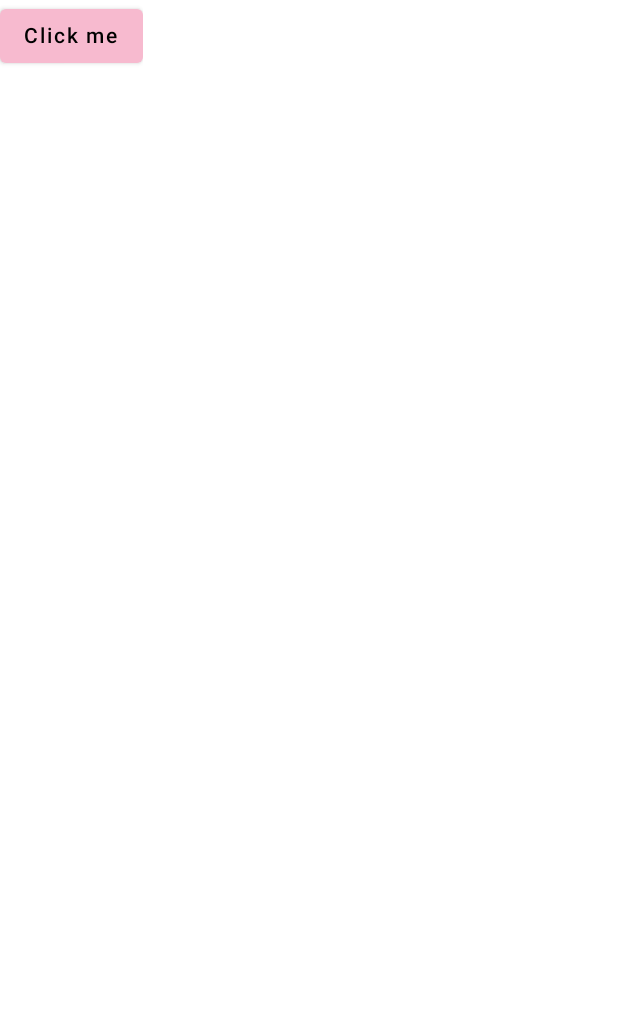
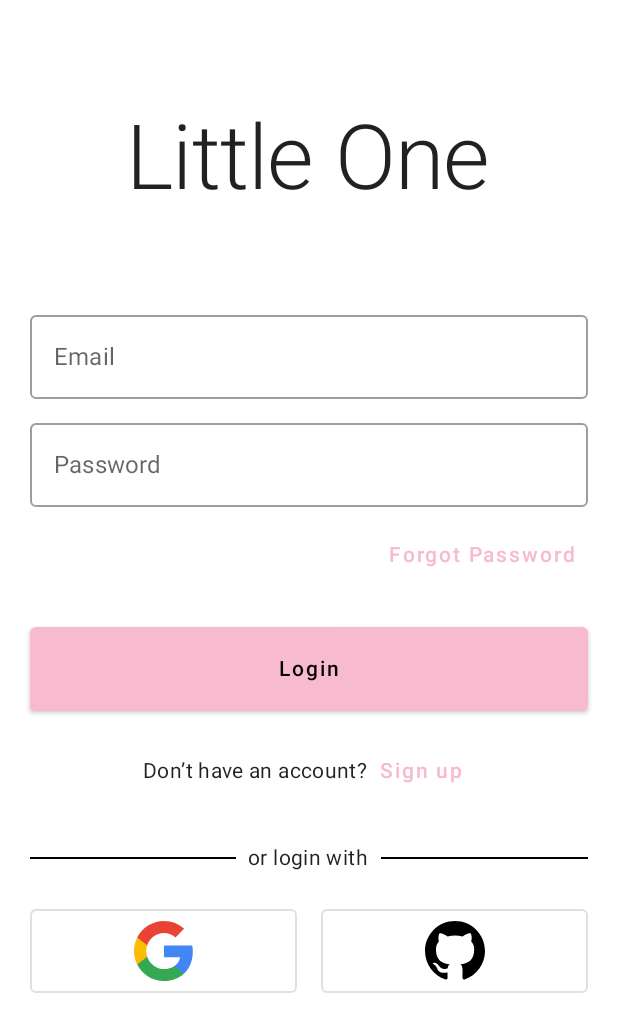
Before and after one commit to sloaner/LittleOne, an Android app built with Jetpack Compose: the screen it shows after launch (MainActivity), on a phone screen of 412 x 824 dp. Shown: the top 1032 px of the screen. Run offline under Robolectric (Android 15) with nearby library versions, the phone set to English and light mode, and no system bars; our stand-ins replace Firebase (no records; nobody signed in at launch, a user with empty details on screens opened directly), accompanist.

Commit message:
Login Screen design

```diff
--- a/app/src/main/java/com/jsloane/littleone/ui/view/login/LoginScreen.kt
+++ b/app/src/main/java/com/jsloane/littleone/ui/view/login/LoginScreen.kt
@@ -1,22 +1,152 @@
 package com.jsloane.littleone.ui.view.login
 
 import android.content.res.Configuration
+import androidx.compose.foundation.Image
+import androidx.compose.foundation.background
+import androidx.compose.foundation.layout.Arrangement
+import androidx.compose.foundation.layout.Box
+import androidx.compose.foundation.layout.Column
+import androidx.compose.foundation.layout.Row
+import androidx.compose.foundation.layout.fillMaxWidth
+import androidx.compose.foundation.layout.height
+import androidx.compose.foundation.layout.padding
 import androidx.compose.material.Button
+import androidx.compose.material.MaterialTheme
+import androidx.compose.material.OutlinedTextField
+import androidx.compose.material.Surface
 import androidx.compose.material.Text
+import androidx.compose.material.TextButton
 import androidx.compose.runtime.Composable
+import androidx.compose.ui.Alignment
+import androidx.compose.ui.Modifier
+import androidx.compose.ui.graphics.ColorFilter
+import androidx.compose.ui.res.painterResource
+import androidx.compose.ui.res.stringResource
 import androidx.compose.ui.tooling.preview.Preview
+import androidx.compose.ui.unit.dp
+import com.jsloane.littleone.R
 import com.jsloane.littleone.navigation.MainActions
 import com.jsloane.littleone.ui.theme.LittleOneTheme
 
 @Composable
 fun LoginScreen(actions: MainActions? = null) {
-    Button(onClick = { actions?.gotoFeed?.invoke() }) {
-        Text(text = "Click me")
+    Surface {
+        Column(
+            modifier = Modifier.padding(horizontal = 20.dp, vertical = 10.dp),
+            horizontalAlignment = Alignment.CenterHorizontally
+        ) {
+            Text(
+                modifier = Modifier.padding(vertical = 60.dp),
+                text = stringResource(id = R.string.app_name),
+                style = MaterialTheme.typography.h2
+            )
+            OutlinedTextField(
+                modifier = Modifier
+                    .fillMaxWidth()
+                    .padding(bottom = 8.dp),
+                value = "",
+                onValueChange = {},
+                label = { Text("Email") }
+            )
+            OutlinedTextField(
+                modifier = Modifier
+                    .fillMaxWidth()
+                    .padding(bottom = 8.dp),
+                value = "",
+                onValueChange = {},
+                label = { Text("Password") }
+            )
+            TextButton(
+                modifier = Modifier
+                    .align(Alignment.End)
+                    .padding(bottom = 24.dp),
+                onClick = {}
+            ) {
+                Text("Forgot Password")
+            }
+            Button(
+                modifier = Modifier
+                    .fillMaxWidth()
+                    .padding(bottom = 16.dp)
+                    .height(56.dp),
+                onClick = { actions?.gotoFeed?.invoke() }
+            ) {
+                Text(text = "Login")
+            }
+            Row(
+                verticalAlignment = Alignment.CenterVertically
+            ) {
+                Text(
+                    text = "Don’t have an account?",
+                    style = MaterialTheme.typography.body2
+                )
+                TextButton(
+                    onClick = {}
+                ) {
+                    Text(text = "Sign up")
+                }
+            }
+            Row(
+                modifier = Modifier
+                    .fillMaxWidth()
+                    .padding(vertical = 16.dp),
+                verticalAlignment = Alignment.CenterVertically
+            ) {
+                Box(
+                    modifier = Modifier
+                        .height(1.dp)
+                        .background(MaterialTheme.colors.onSurface)
+                        .weight(1f)
+                )
+                Text(
+                    modifier = Modifier.padding(8.dp),
+                    text = "or login with",
+                    style = MaterialTheme.typography.body2
+                )
+                Box(
+                    modifier = Modifier
+                        .height(1.dp)
+                        .background(MaterialTheme.colors.onSurface)
+                        .weight(1f)
+                )
+            }
+            Row(
+                modifier = Modifier
+                    .fillMaxWidth()
+                    .padding(bottom = 32.dp),
+                horizontalArrangement = Arrangement.spacedBy(16.dp),
+                verticalAlignment = Alignment.CenterVertically
+            ) {
+                ThirdPartyLoginButton(
+                    Modifier
+                        .height(56.dp)
+                        .fillMaxWidth(1f)
+                        .weight(1f)
+                ) {
+                    Image(
+                        painter = painterResource(id = R.drawable.img_logo_google),
+                        contentDescription = null
+                    )
+                }
+                ThirdPartyLoginButton(
+                    Modifier
+                        .height(56.dp)
+                        .fillMaxWidth(1f)
+                        .weight(1f)
+                ) {
+                    Image(
+                        painter = painterResource(id = R.drawable.img_logo_github),
+                        contentDescription = null,
+                        colorFilter = ColorFilter.tint(MaterialTheme.colors.onSurface)
+                    )
+                }
+            }
+        }
     }
 }
 
-@Preview
-@Preview(uiMode = Configuration.UI_MODE_NIGHT_YES)
+@Preview(showSystemUi = true)
+@Preview(uiMode = Configuration.UI_MODE_NIGHT_YES, showSystemUi = true)
 @Composable
 private fun Preview() {
     LittleOneTheme {
--- /dev/null
+++ b/app/src/main/java/com/jsloane/littleone/ui/view/login/ThirdPartyLoginButton.kt
@@ -0,0 +1,84 @@
+package com.jsloane.littleone.ui.view.login
+
+import android.content.res.Configuration.UI_MODE_NIGHT_YES
+import androidx.compose.foundation.Image
+import androidx.compose.foundation.layout.Arrangement
+import androidx.compose.foundation.layout.PaddingValues
+import androidx.compose.foundation.layout.Row
+import androidx.compose.foundation.layout.fillMaxWidth
+import androidx.compose.foundation.layout.height
+import androidx.compose.foundation.layout.padding
+import androidx.compose.foundation.layout.requiredSizeIn
+import androidx.compose.material.MaterialTheme
+import androidx.compose.material.OutlinedButton
+import androidx.compose.material.Surface
+import androidx.compose.runtime.Composable
+import androidx.compose.ui.Alignment
+import androidx.compose.ui.Modifier
+import androidx.compose.ui.graphics.ColorFilter
+import androidx.compose.ui.res.painterResource
+import androidx.compose.ui.tooling.preview.Preview
+import androidx.compose.ui.unit.dp
+import com.jsloane.littleone.R
+import com.jsloane.littleone.ui.theme.LittleOneTheme
+
+@Composable
+fun ThirdPartyLoginButton(
+    modifier: Modifier = Modifier,
+    enabled: Boolean = true,
+    onClick: () -> Unit = {},
+    content: @Composable () -> Unit
+) {
+    OutlinedButton(
+        modifier = Modifier
+            .requiredSizeIn(minHeight = 24.dp, minWidth = 24.dp)
+            .then(modifier),
+        shape = MaterialTheme.shapes.small,
+        contentPadding = PaddingValues(8.dp),
+        enabled = enabled,
+        onClick = onClick
+    ) {
+        content()
+    }
+}
+
+@Preview
+@Preview(uiMode = UI_MODE_NIGHT_YES)
+@Composable
+private fun Preview() {
+    LittleOneTheme {
+        Surface {
+            Row(
+                modifier = Modifier
+                    .fillMaxWidth()
+                    .padding(16.dp),
+                horizontalArrangement = Arrangement.spacedBy(16.dp),
+                verticalAlignment = Alignment.CenterVertically
+            ) {
+                ThirdPartyLoginButton(
+                    Modifier
+                        .height(32.dp)
+                        .fillMaxWidth(1f)
+                        .weight(1f)
+                ) {
+                    Image(
+                        painter = painterResource(id = R.drawable.img_logo_google),
+                        contentDescription = null
+                    )
+                }
+                ThirdPartyLoginButton(
+                    Modifier
+                        .height(32.dp)
+                        .fillMaxWidth(1f)
+                        .weight(1f)
+                ) {
+                    Image(
+                        painter = painterResource(id = R.drawable.img_logo_github),
+                        contentDescription = null,
+                        colorFilter = ColorFilter.tint(MaterialTheme.colors.onSurface)
+                    )
+                }
+            }
+        }
+    }
+}
```
